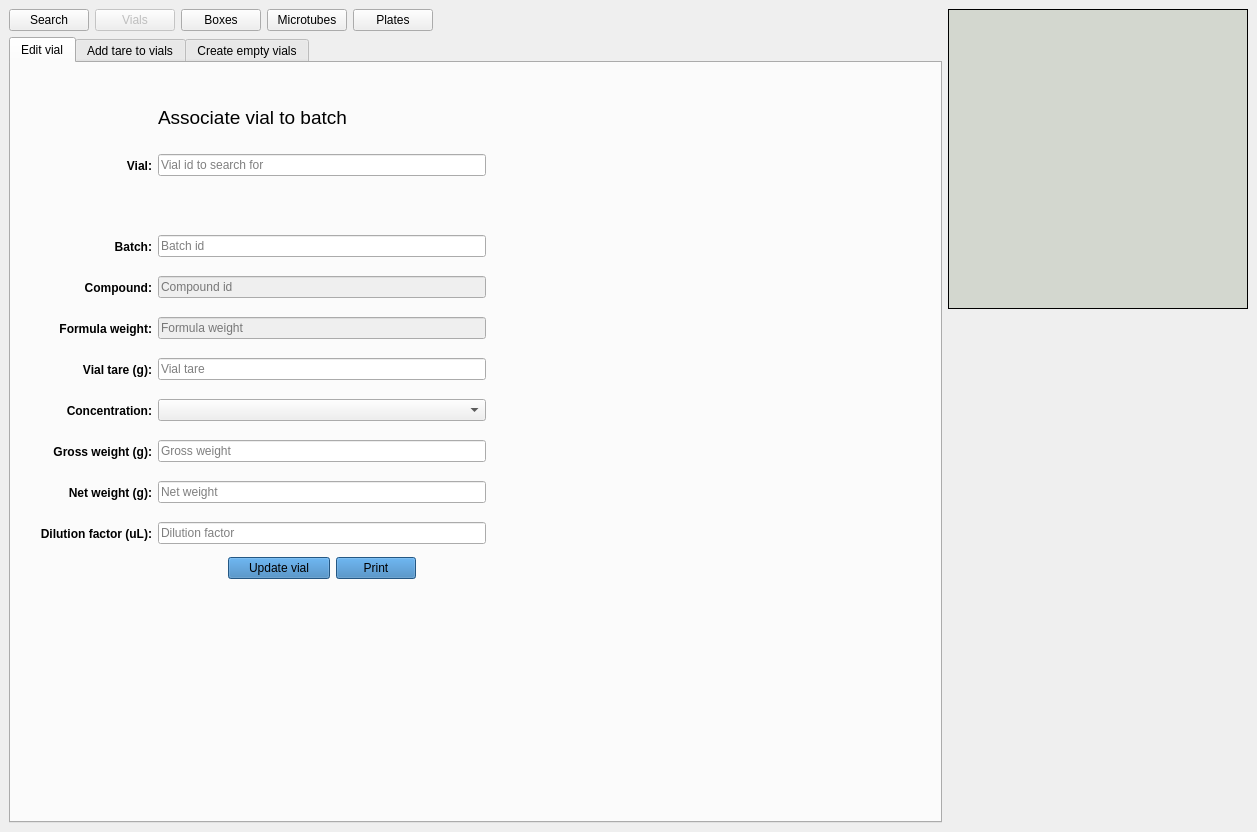
Before: the Qt Designer form frontend/assets/vialswindow.ui in dahlbma/cello, drawn with Qt 5.
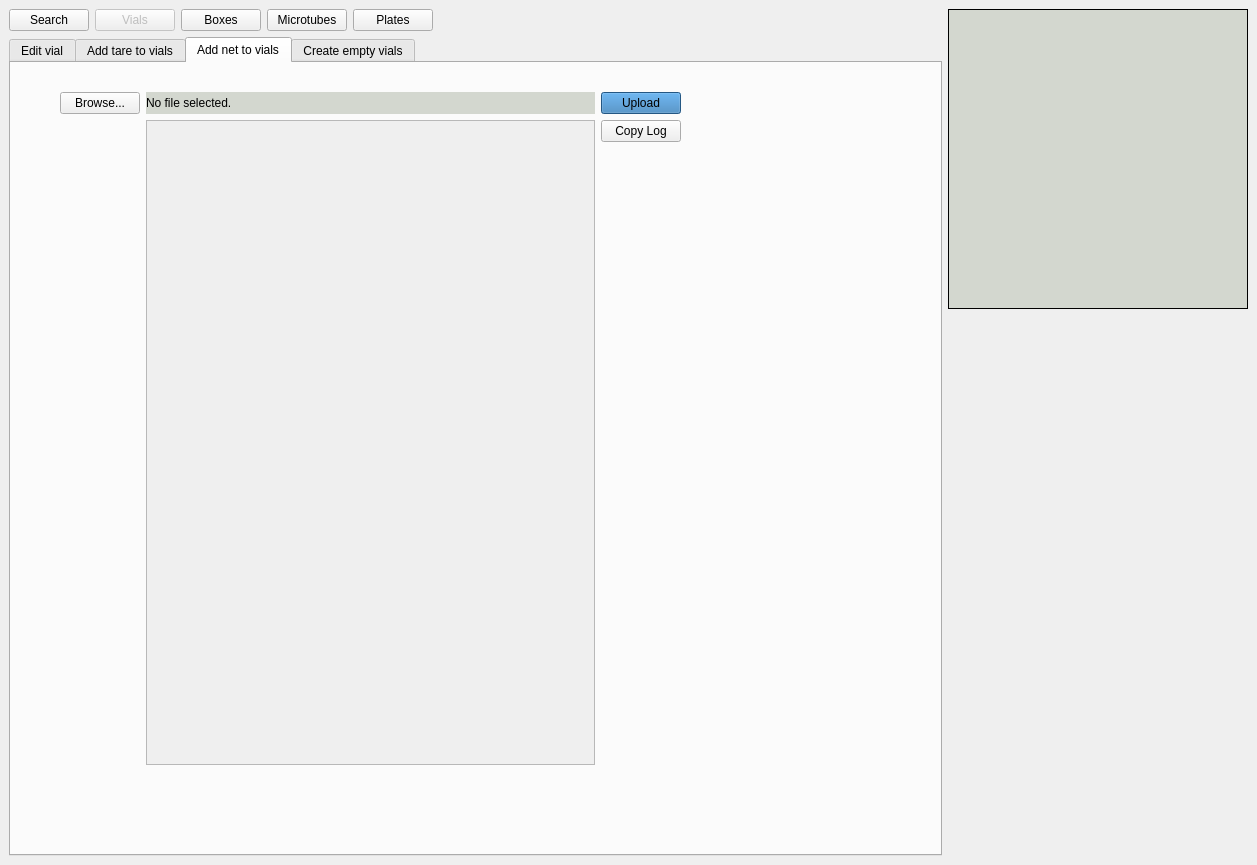
After: the same form once the commit is applied. The open tabs and pages were chosen to show the change.

Commit message: Add net to vials through Excel file

The edit to the form file:
```diff
--- a/frontend/assets/vialswindow.ui
+++ b/frontend/assets/vialswindow.ui
@@ -7,7 +7,7 @@
     <x>0</x>
     <y>0</y>
     <width>1257</width>
-    <height>832</height>
+    <height>865</height>
    </rect>
   </property>
   <property name="windowTitle">
@@ -716,6 +716,162 @@
           </item>
          </layout>
         </widget>
+        <widget class="QWidget" name="add_net_tab">
+         <attribute name="title">
+          <string>Add net to vials</string>
+         </attribute>
+         <layout class="QGridLayout" name="gridLayout_88">
+          <item row="1" column="0">
+           <spacer name="horizontalSpacer_68">
+            <property name="orientation">
+             <enum>Qt::Horizontal</enum>
+            </property>
+            <property name="sizeType">
+             <enum>QSizePolicy::Preferred</enum>
+            </property>
+            <property name="sizeHint" stdset="0">
+             <size>
+              <width>40</width>
+              <height>20</height>
+             </size>
+            </property>
+           </spacer>
+          </item>
+          <item row="0" column="2">
+           <spacer name="horizontalSpacer_78">
+            <property name="orientation">
+             <enum>Qt::Horizontal</enum>
+            </property>
+            <property name="sizeType">
+             <enum>QSizePolicy::Preferred</enum>
+            </property>
+            <property name="sizeHint" stdset="0">
+             <size>
+              <width>250</width>
+              <height>20</height>
+             </size>
+            </property>
+           </spacer>
+          </item>
+          <item row="2" column="1">
+           <spacer name="verticalSpacer_48">
+            <property name="orientation">
+             <enum>Qt::Vertical</enum>
+            </property>
+            <property name="sizeType">
+             <enum>QSizePolicy::Preferred</enum>
+            </property>
+            <property name="sizeHint" stdset="0">
+             <size>
+              <width>20</width>
+              <height>80</height>
+             </size>
+            </property>
+           </spacer>
+          </item>
+          <item row="0" column="1" rowspan="2">
+           <layout class="QGridLayout" name="gridLayout_38" rowstretch="0,0,0,0" rowminimumheight="0,0,0,0">
+            <item row="3" column="1">
+             <widget class="QScrollArea" name="scrollArea">
+              <property name="widgetResizable">
+               <bool>true</bool>
+              </property>
+              <widget class="QWidget" name="scrollAreaWidgetContents">
+               <property name="geometry">
+                <rect>
+                 <x>0</x>
+                 <y>0</y>
+                 <width>388</width>
+                 <height>433</height>
+                </rect>
+               </property>
+               <layout class="QGridLayout" name="gridLayout_138">
+                <item row="0" column="1">
+                 <widget class="QLabel" name="upload_net_result_lab">
+                  <property name="focusPolicy">
+                   <enum>Qt::ClickFocus</enum>
+                  </property>
+                  <property name="text">
+                   <string/>
+                  </property>
+                  <property name="alignment">
+                   <set>Qt::AlignLeading|Qt::AlignLeft|Qt::AlignTop</set>
+                  </property>
+                  <property name="wordWrap">
+                   <bool>true</bool>
+                  </property>
+                  <property name="textInteractionFlags">
+                   <set>Qt::LinksAccessibleByKeyboard|Qt::LinksAccessibleByMouse|Qt::TextBrowserInteraction|Qt::TextSelectableByKeyboard|Qt::TextSelectableByMouse</set>
+                  </property>
+                 </widget>
+                </item>
+               </layout>
+              </widget>
+             </widget>
+            </item>
+            <item row="1" column="2">
+             <widget class="QPushButton" name="upload_net_btn">
+              <property name="sizePolicy">
+               <sizepolicy hsizetype="Fixed" vsizetype="Fixed">
+                <horstretch>0</horstretch>
+                <verstretch>0</verstretch>
+               </sizepolicy>
+              </property>
+              <property name="styleSheet">
+               <string notr="true">background-color: rgb(51, 122, 183)</string>
+              </property>
+              <property name="text">
+               <string>Upload</string>
+              </property>
+             </widget>
+            </item>
+            <item row="0" column="1">
+             <spacer name="horizontalSpacer_138">
+              <property name="orientation">
+               <enum>Qt::Horizontal</enum>
+              </property>
+              <property name="sizeHint" stdset="0">
+               <size>
+                <width>40</width>
+                <height>20</height>
+               </size>
+              </property>
+             </spacer>
+            </item>
+            <item row="1" column="1">
+             <widget class="QLabel" name="file_net_status_lab">
+              <property name="styleSheet">
+               <string notr="true">background-color: rgb(211, 215, 207)</string>
+              </property>
+              <property name="text">
+               <string>No file selected.</string>
+              </property>
+             </widget>
+            </item>
+            <item row="1" column="0">
+             <widget class="QPushButton" name="browse_net_btn">
+              <property name="sizePolicy">
+               <sizepolicy hsizetype="Fixed" vsizetype="Fixed">
+                <horstretch>0</horstretch>
+                <verstretch>0</verstretch>
+               </sizepolicy>
+              </property>
+              <property name="text">
+               <string>Browse...</string>
+              </property>
+             </widget>
+            </item>
+            <item row="3" column="2" alignment="Qt::AlignTop">
+             <widget class="QPushButton" name="upload_copy_net_log_btn">
+              <property name="text">
+               <string>Copy Log</string>
+              </property>
+             </widget>
+            </item>
+           </layout>
+          </item>
+         </layout>
+        </widget>
         <widget class="QWidget" name="create_empty_tab">
          <attribute name="title">
           <string>Create empty vials</string>
```
Left out of the diff: 8 changed lines with no effect on the pictures. The commit also changes 3 other files.
